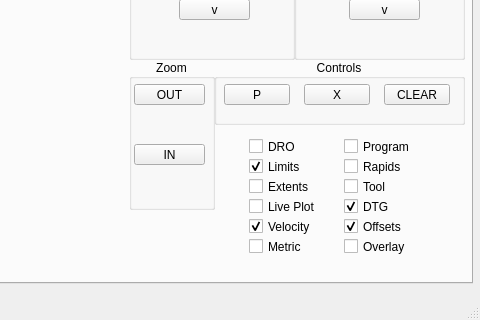
Above: examples/mill_3/mill_3.ui from jethornton/flexgui before the change; both pictures show x 438 to 918 and y 350 to 670 of the 918 by 670 pixel window. Below: the same form after it.
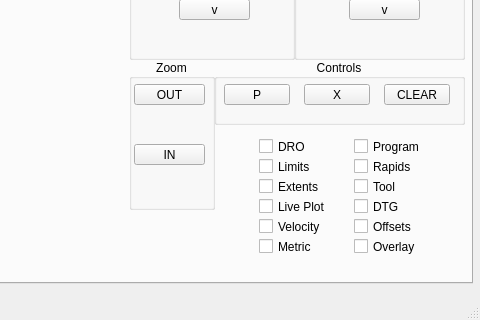
That is the form after the change. The open tabs and pages were chosen to show the change.

Commit message: 07/31/2024 update plot fix for both ui

What changed in the file:
```diff
--- a/examples/mill_3/mill_3.ui
+++ b/examples/mill_3/mill_3.ui
@@ -213,7 +213,7 @@
      </rect>
     </property>
     <property name="currentIndex">
-     <number>0</number>
+     <number>2</number>
     </property>
     <widget class="QWidget" name="gcode_tab">
      <attribute name="title">
@@ -1541,22 +1541,6 @@
        </property>
       </widget>
      </widget>
-     <widget class="QCheckBox" name="view_metric_units_cb">
-      <property name="geometry">
-       <rect>
-        <x>675</x>
-        <y>385</y>
-        <width>71</width>
-        <height>25</height>
-       </rect>
-      </property>
-      <property name="text">
-       <string>Metric</string>
-      </property>
-      <property name="checked">
-       <bool>false</bool>
-      </property>
-     </widget>
      <widget class="QGroupBox" name="groupBox_13">
       <property name="geometry">
        <rect>
@@ -1732,26 +1716,42 @@
        </property>
       </widget>
      </widget>
-     <widget class="QCheckBox" name="view_limits_cb">
+     <widget class="QCheckBox" name="view_rapids_cb">
       <property name="geometry">
        <rect>
-        <x>675</x>
+        <x>780</x>
         <y>305</y>
         <width>71</width>
         <height>25</height>
        </rect>
       </property>
       <property name="text">
-       <string>Limits</string>
+       <string>Rapids</string>
       </property>
       <property name="checked">
-       <bool>true</bool>
+       <bool>false</bool>
+      </property>
+     </widget>
+     <widget class="QCheckBox" name="view_offsets_cb">
+      <property name="geometry">
+       <rect>
+        <x>780</x>
+        <y>365</y>
+        <width>76</width>
+        <height>25</height>
+       </rect>
+      </property>
+      <property name="text">
+       <string>Offsets</string>
+      </property>
+      <property name="checked">
+       <bool>false</bool>
       </property>
      </widget>
      <widget class="QCheckBox" name="view_dro_cb">
       <property name="geometry">
        <rect>
-        <x>675</x>
+        <x>685</x>
         <y>285</y>
         <width>56</width>
         <height>25</height>
@@ -1761,26 +1761,10 @@
        <string>DRO</string>
       </property>
      </widget>
-     <widget class="QCheckBox" name="view_velocity_cb">
-      <property name="geometry">
-       <rect>
-        <x>675</x>
-        <y>365</y>
-        <width>76</width>
-        <height>25</height>
-       </rect>
-      </property>
-      <property name="text">
-       <string>Velocity</string>
-      </property>
-      <property name="checked">
-       <bool>true</bool>
-      </property>
-     </widget>
      <widget class="QCheckBox" name="view_dtg_cb">
       <property name="geometry">
        <rect>
-        <x>770</x>
+        <x>780</x>
         <y>345</y>
         <width>56</width>
         <height>25</height>
@@ -1790,52 +1774,20 @@
        <string>DTG</string>
       </property>
       <property name="checked">
-       <bool>true</bool>
+       <bool>false</bool>
       </property>
      </widget>
-     <widget class="QCheckBox" name="view_offsets_cb">
+     <widget class="QCheckBox" name="view_velocity_cb">
       <property name="geometry">
        <rect>
-        <x>770</x>
+        <x>685</x>
         <y>365</y>
         <width>76</width>
         <height>25</height>
        </rect>
       </property>
       <property name="text">
-       <string>Offsets</string>
-      </property>
-      <property name="checked">
-       <bool>true</bool>
-      </property>
-     </widget>
-     <widget class="QCheckBox" name="view_extents_option_cb">
-      <property name="geometry">
-       <rect>
-        <x>675</x>
-        <y>325</y>
-        <width>71</width>
-        <height>25</height>
-       </rect>
-      </property>
-      <property name="text">
-       <string>Extents</string>
-      </property>
-      <property name="checked">
-       <bool>false</bool>
-      </property>
-     </widget>
-     <widget class="QCheckBox" name="view_live_plot_cb">
-      <property name="geometry">
-       <rect>
-        <x>675</x>
-        <y>345</y>
-        <width>81</width>
-        <height>25</height>
-       </rect>
-      </property>
-      <property name="text">
-       <string>Live Plot</string>
+       <string>Velocity</string>
       </property>
       <property name="checked">
        <bool>false</bool>
@@ -1844,7 +1796,7 @@
      <widget class="QCheckBox" name="view_program_cb">
       <property name="geometry">
        <rect>
-        <x>770</x>
+        <x>780</x>
         <y>285</y>
         <width>81</width>
         <height>25</height>
@@ -1857,17 +1809,17 @@
        <bool>false</bool>
       </property>
      </widget>
-     <widget class="QCheckBox" name="view_rapids_cb">
+     <widget class="QCheckBox" name="view_live_plot_cb">
       <property name="geometry">
        <rect>
-        <x>770</x>
-        <y>305</y>
-        <width>71</width>
+        <x>685</x>
+        <y>345</y>
+        <width>81</width>
         <height>25</height>
        </rect>
       </property>
       <property name="text">
-       <string>Rapids</string>
+       <string>Live Plot</string>
       </property>
       <property name="checked">
        <bool>false</bool>
@@ -1876,7 +1828,7 @@
      <widget class="QCheckBox" name="view_tool_cb">
       <property name="geometry">
        <rect>
-        <x>770</x>
+        <x>780</x>
         <y>325</y>
         <width>71</width>
         <height>25</height>
@@ -1889,10 +1841,42 @@
        <bool>false</bool>
       </property>
      </widget>
+     <widget class="QCheckBox" name="view_metric_units_cb">
+      <property name="geometry">
+       <rect>
+        <x>685</x>
+        <y>385</y>
+        <width>71</width>
+        <height>25</height>
+       </rect>
+      </property>
+      <property name="text">
+       <string>Metric</string>
+      </property>
+      <property name="checked">
+       <bool>false</bool>
+      </property>
+     </widget>
+     <widget class="QCheckBox" name="view_limits_cb">
+      <property name="geometry">
+       <rect>
+        <x>685</x>
+        <y>305</y>
+        <width>71</width>
+        <height>25</height>
+       </rect>
+      </property>
+      <property name="text">
+       <string>Limits</string>
+      </property>
+      <property name="checked">
+       <bool>false</bool>
+      </property>
+     </widget>
      <widget class="QCheckBox" name="view_overlay_cb">
       <property name="geometry">
        <rect>
-        <x>770</x>
+        <x>780</x>
         <y>385</y>
         <width>71</width>
         <height>25</height>
@@ -1905,6 +1889,22 @@
        <bool>false</bool>
       </property>
      </widget>
+     <widget class="QCheckBox" name="view_extents_option_cb">
+      <property name="geometry">
+       <rect>
+        <x>685</x>
+        <y>325</y>
+        <width>71</width>
+        <height>25</height>
+       </rect>
+      </property>
+      <property name="text">
+       <string>Extents</string>
+      </property>
+      <property name="checked">
+       <bool>false</bool>
+      </property>
+     </widget>
     </widget>
     <widget class="QWidget" name="tab_2">
      <attribute name="title">
```
The commit also changes 1 other file.
